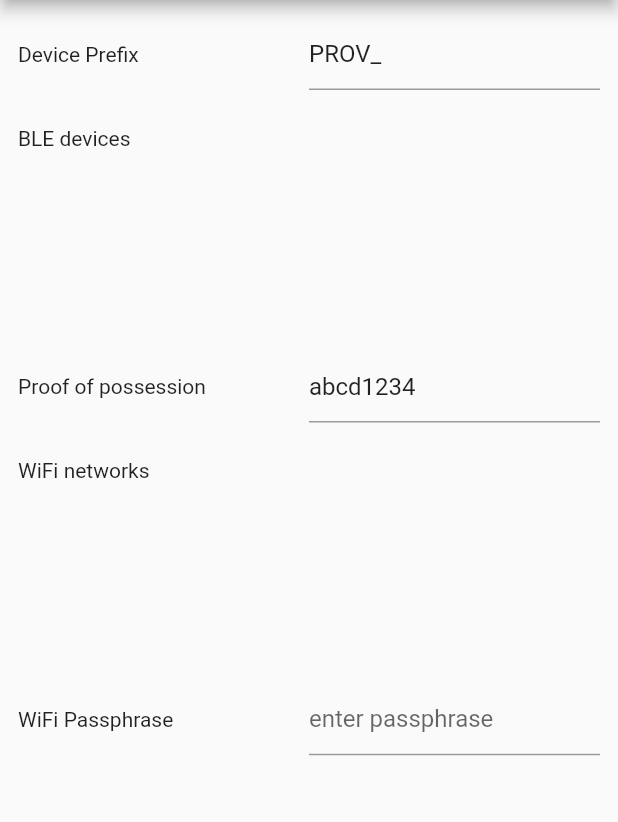
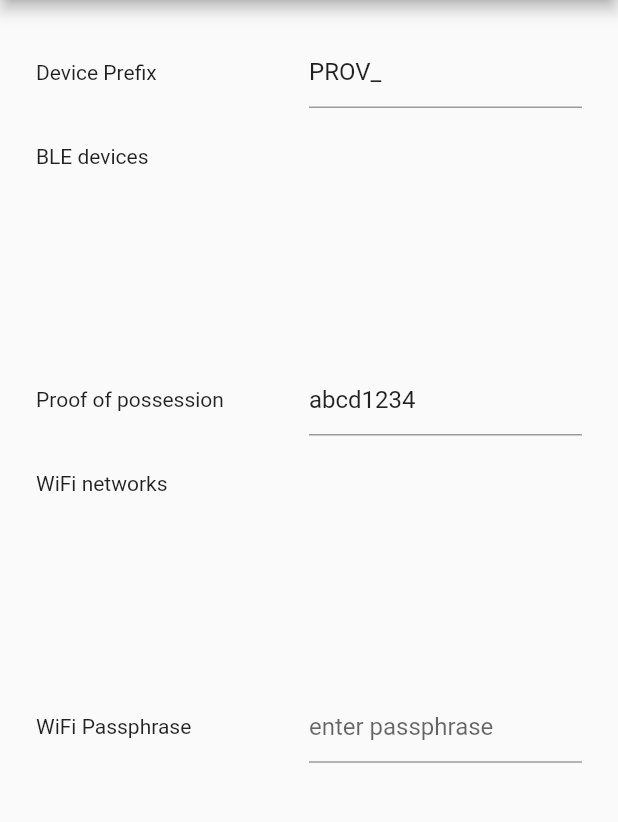
Before and after one commit to lduncan/flutter_esp_ble_prov, a Flutter app: the screen it shows after launch, on a phone screen of 412 x 824 dp, the part 84-906 px from its top. Run offline on Flutter 3.47's test engine with Material 2 defaults, Android fonts, the phone set to English and light mode, and no system bars; our stand-ins replace plugin_platform_interface.

Commit message:
Minor fixes for static analysis

```diff
--- a/example/lib/main.dart
+++ b/example/lib/main.dart
@@ -1,7 +1,6 @@
 import 'package:flutter/material.dart';
 import 'dart:async';
 
-import 'package:flutter/services.dart';
 import 'package:flutter_esp_ble_prov/flutter_esp_ble_prov.dart';
 
 void main() {
@@ -18,8 +17,8 @@ class MyApp extends StatefulWidget {
 class _MyAppState extends State<MyApp> {
   final _flutterEspBleProvPlugin = FlutterEspBleProv();
 
-  final PAD = 12.0;
-  final DEVICE_PREFIX = 'PROV';
+  final defaultPadding = 12.0;
+  final defaultDevicePrefix = 'PROV';
 
   List<String> devices = [];
   List<String> networks = [];
@@ -55,7 +54,7 @@ class _MyAppState extends State<MyApp> {
   Future provisionWifi() async {
     final proofOfPossession = proofOfPossessionController.text;
     final passphrase = passphraseController.text;
-    final success = await _flutterEspBleProvPlugin.provisionWifi(
+    await _flutterEspBleProvPlugin.provisionWifi(
         selectedDeviceName, proofOfPossession, selectedSsid, passphrase);
     pushFeedback(
         'Success: provisioned WiFi $selectedDeviceName on $selectedSsid');
@@ -63,7 +62,7 @@ class _MyAppState extends State<MyApp> {
 
   pushFeedback(String msg) {
     setState(() {
-      feedbackMessage = feedbackMessage + '\n' + msg;
+      feedbackMessage = '$feedbackMessage\n$msg';
     });
   }
 
@@ -75,7 +74,7 @@ class _MyAppState extends State<MyApp> {
           title: const Text('ESP BLE Provisioning Example'),
           actions: [
             IconButton(
-                icon: Icon(Icons.bluetooth),
+                icon: const Icon(Icons.bluetooth),
                 onPressed: () async {
                   await scanBleDevices();
                 }),
@@ -84,7 +83,7 @@ class _MyAppState extends State<MyApp> {
         bottomSheet: Container(
           width: double.infinity,
           color: Colors.black87,
-          padding: EdgeInsets.all(PAD),
+          padding: EdgeInsets.all(defaultPadding),
           child: Text(
             feedbackMessage,
             style: TextStyle(
@@ -92,6 +91,7 @@ class _MyAppState extends State<MyApp> {
           ),
         ),
         body: Container(
+          padding: EdgeInsets.all(defaultPadding),
           child: Column(
             mainAxisSize: MainAxisSize.max,
             mainAxisAlignment: MainAxisAlignment.start,
@@ -99,19 +99,19 @@ class _MyAppState extends State<MyApp> {
             children: [
               Flexible(
                 child: Container(
-                  padding: EdgeInsets.all(PAD),
+                  padding: EdgeInsets.all(defaultPadding),
                   child: Row(
                     mainAxisSize: MainAxisSize.max,
                     mainAxisAlignment: MainAxisAlignment.spaceBetween,
                     children: [
-                      Flexible(
+                      const Flexible(
                         child: Text('Device Prefix'),
                       ),
                       Expanded(
                         child: TextField(
                           controller: prefixController,
-                          decoration:
-                              InputDecoration(hintText: 'enter device prefix'),
+                          decoration: const InputDecoration(
+                              hintText: 'enter device prefix'),
                         ),
                       ),
                     ],
@@ -120,8 +120,8 @@ class _MyAppState extends State<MyApp> {
               ),
               Flexible(
                 child: Container(
-                  padding: EdgeInsets.all(PAD),
-                  child: Text('BLE devices'),
+                  padding: EdgeInsets.all(defaultPadding),
+                  child: const Text('BLE devices'),
                 ),
               ),
               Expanded(
@@ -146,18 +146,18 @@ class _MyAppState extends State<MyApp> {
               ),
               Flexible(
                 child: Container(
-                  padding: EdgeInsets.all(PAD),
+                  padding: EdgeInsets.all(defaultPadding),
                   child: Row(
                     mainAxisSize: MainAxisSize.max,
                     mainAxisAlignment: MainAxisAlignment.spaceBetween,
                     children: [
-                      Flexible(
+                      const Flexible(
                         child: Text('Proof of possession'),
                       ),
                       Expanded(
                         child: TextField(
                           controller: proofOfPossessionController,
-                          decoration: InputDecoration(
+                          decoration: const InputDecoration(
                               hintText: 'enter proof of possession string'),
                         ),
                       ),
@@ -167,8 +167,8 @@ class _MyAppState extends State<MyApp> {
               ),
               Flexible(
                 child: Container(
-                  padding: EdgeInsets.all(PAD),
-                  child: Text('WiFi networks'),
+                  padding: EdgeInsets.all(defaultPadding),
+                  child: const Text('WiFi networks'),
                 ),
               ),
               Expanded(
@@ -193,19 +193,19 @@ class _MyAppState extends State<MyApp> {
               ),
               Flexible(
                 child: Container(
-                  padding: EdgeInsets.all(PAD),
+                  padding: EdgeInsets.all(defaultPadding),
                   child: Row(
                     mainAxisSize: MainAxisSize.max,
                     mainAxisAlignment: MainAxisAlignment.spaceBetween,
                     children: [
-                      Flexible(
+                      const Flexible(
                         child: Text('WiFi Passphrase'),
                       ),
                       Expanded(
                         child: TextField(
                           controller: passphraseController,
-                          decoration:
-                              InputDecoration(hintText: 'enter passphrase'),
+                          decoration: const InputDecoration(
+                              hintText: 'enter passphrase'),
                           obscureText: true,
                         ),
                       ),
--- a/lib/src/flutter_esp_ble_prov_method_channel.dart
+++ b/lib/src/flutter_esp_ble_prov_method_channel.dart
@@ -53,7 +53,7 @@ class MethodChannelFlutterEspBleProv extends FlutterEspBleProvPlatform {
       'ssid': ssid,
       'passphrase': passphrase
     };
-    final raw = await methodChannel.invokeMethod<bool?>('provisionWifi', args);
+    await methodChannel.invokeMethod<bool?>('provisionWifi', args);
     return true;
   }
 }
--- a/lib/src/flutter_esp_ble_prov_platform_interface.dart
+++ b/lib/src/flutter_esp_ble_prov_platform_interface.dart
@@ -31,11 +31,13 @@ abstract class FlutterEspBleProvPlatform extends PlatformInterface {
     throw UnimplementedError('scanBleDevices has not been implemented.');
   }
 
-  Future<List<String>> scanWifiNetworks(String deviceName, String proofOfPossession) {
+  Future<List<String>> scanWifiNetworks(
+      String deviceName, String proofOfPossession) {
     throw UnimplementedError('scanWifiNetworks has not been implemented.');
   }
 
-  Future<bool> provisionWifi(String deviceName, String proofOfPosession, String ssid, String passphrase) {
+  Future<bool> provisionWifi(String deviceName, String proofOfPossession,
+      String ssid, String passphrase) {
     throw UnimplementedError('provisionWifi has not been implemented');
   }
 }
--- a/pubspec.yaml
+++ b/pubspec.yaml
@@ -1,6 +1,6 @@
 name: flutter_esp_ble_prov
 description: Provision WiFi on Espressif ESP32 devices over BLE
-version: 0.0.1
+version: 0.0.2
 repository: https://gitlab.com/afshar-oss/flutter_esp_ble_prov
 
 environment:
```
Also changed, not shown: 2 other files.
